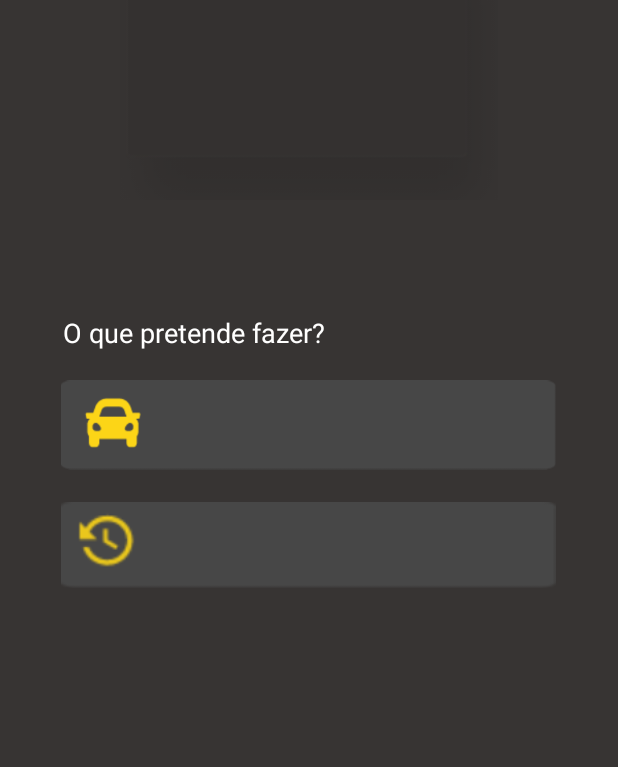
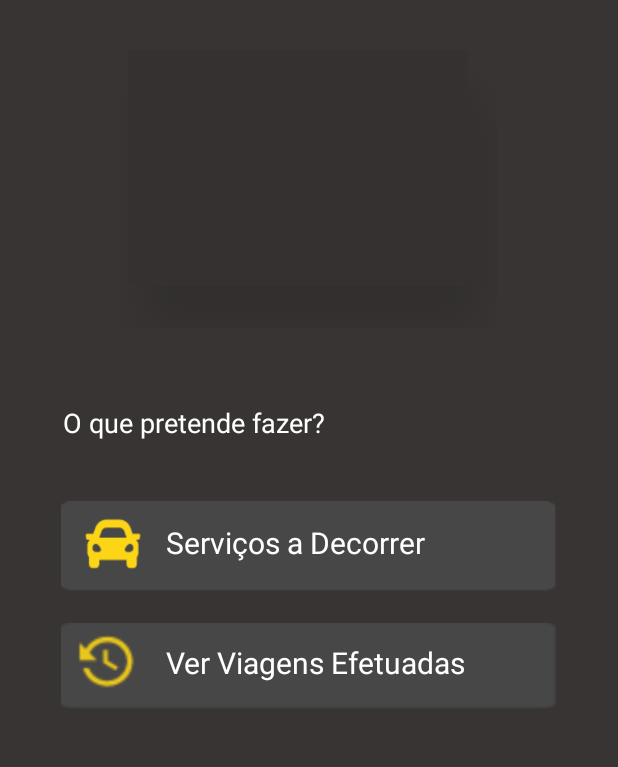
Before and after one commit to Estimaj/Android_APP, an Android app: the perfil_motorista screen opened directly, with no data from a screen before it, after a tap on "Home", on a phone screen of 412 x 824 dp, the part 84-851 px from its top. Run offline under Robolectric (Android 15) with nearby library versions, the phone set to English and light mode, and no system bars; 1 statement that could not run was skipped; 2 other taps on this screen came first.

Commit message:
Mudanças no motorista

```diff
--- a/app/src/main/java/com/example/pint_android_v3/menus/menu_motorista.java
+++ b/app/src/main/java/com/example/pint_android_v3/menus/menu_motorista.java
@@ -3,6 +3,7 @@ package com.example.pint_android_v3.menus;
 import android.content.Intent;
 import android.os.Bundle;
 import android.util.Log;
+import android.view.View;
 import android.widget.ImageView;
 import android.widget.TextView;
 import android.widget.Toast;
@@ -12,6 +13,7 @@ import com.example.pint_android_v3.DataBase.Get_user;
 import com.example.pint_android_v3.DataBase.Model;
 import com.example.pint_android_v3.R;
 import com.example.pint_android_v3.barra_lateral.barra_lateral_condutor;
+import com.example.pint_android_v3.servico_a_decorrer;
 
 import retrofit2.Call;
 import retrofit2.Callback;
@@ -29,6 +31,7 @@ public class menu_motorista extends barra_lateral_condutor {
     TextView Localidade;
     ImageView btn_Perfil;
     ImageView btn_Efetuadas;
+    ImageView btn_Servicos;
 
 
     @Override
@@ -40,6 +43,8 @@ public class menu_motorista extends barra_lateral_condutor {
         Localidade =  findViewById(R.id.activity_menu_motorista_user_localidade);
         btn_Perfil =  findViewById(R.id.activity_menu_motorista_user_Inner);
         btn_Efetuadas =  findViewById(R.id.activity_menu_motorista_btn_Viagens_Efetuadas);
+        btn_Servicos = findViewById(R.id.activity_menu_motorista_btn_Servicos);
+
 
         Intent X = getIntent();
         Bundle b = X.getExtras();
@@ -55,6 +60,21 @@ public class menu_motorista extends barra_lateral_condutor {
         }
 
         Bar_Settings(user_id);
+
+        btn_Servicos.setOnClickListener(new View.OnClickListener() {
+            @Override
+            public void onClick(View v) {
+                Clicar_Servicos();
+            }
+        });
+
+    }
+
+    public void Clicar_Servicos()
+    {
+        Intent servico = new Intent(menu_motorista.this, servico_a_decorrer.class);
+        servico.putExtra("user_id", user_id);
+        startActivity(servico);
     }
 
     public void Get_user_id_information(int id){
--- a/app/src/main/res/layout/activity_menu_motorista.xml
+++ b/app/src/main/res/layout/activity_menu_motorista.xml
@@ -8,10 +8,10 @@
 
 
     <ImageView
-        android:id="@+id/activity_menu_motorista_btn_Marcar_Viagem"
+        android:id="@+id/activity_menu_motorista_btn_Servicos"
         android:layout_width="330dp"
         android:layout_height="80dp"
-        android:layout_marginTop="9dp"
+        android:layout_marginTop="30dp"
         app:layout_constraintEnd_toEndOf="parent"
         app:layout_constraintHorizontal_bias="0.493"
         app:layout_constraintStart_toStartOf="parent"
@@ -23,7 +23,7 @@
         android:layout_width="wrap_content"
         android:layout_height="wrap_content"
         android:layout_marginStart="43dp"
-        android:layout_marginTop="20dp"
+        android:layout_marginTop="80dp"
         android:layout_marginEnd="197dp"
         android:text="@string/o_que_pretende_fazer"
         android:textColor="#FFFFFF"
@@ -39,34 +39,32 @@
         app:layout_constraintEnd_toEndOf="parent"
         app:layout_constraintHorizontal_bias="0.493"
         app:layout_constraintStart_toStartOf="parent"
-        app:layout_constraintTop_toBottomOf="@+id/activity_menu_motorista_btn_Marcar_Viagem"
+        app:layout_constraintTop_toBottomOf="@+id/activity_menu_motorista_btn_Servicos"
         app:srcCompat="@drawable/clock" />
 
     <TextView
-        android:id="@+id/activity_menu_motorista_txt_Marcar_Viagem"
+        android:id="@+id/activity_menu_motorista_txt_Servicos"
         android:layout_width="wrap_content"
         android:layout_height="wrap_content"
-        android:layout_marginTop="32dp"
-        android:text="@string/marcar_viagem"
+        android:layout_marginStart="70dp"
+        android:layout_marginTop="24dp"
+        android:text="Serviços a Decorrer"
         android:textColor="#FFFFFF"
-        android:textSize="22sp"
-        app:layout_constraintEnd_toStartOf="@id/activity_menu_motorista_btn_Marcar_Viagem"
-        app:layout_constraintHorizontal_bias="0.504"
-        app:layout_constraintStart_toEndOf="@id/activity_menu_motorista_btn_Marcar_Viagem"
-        app:layout_constraintTop_toBottomOf="@id/activity_menu_motorista_O_que_pretende" />
+        android:textSize="20sp"
+        app:layout_constraintStart_toStartOf="@+id/activity_menu_motorista_btn_Servicos"
+        app:layout_constraintTop_toTopOf="@+id/activity_menu_motorista_btn_Servicos" />
 
     <TextView
         android:id="@+id/activity_menu_motorista_txt_Viagens_Efetuadas"
         android:layout_width="wrap_content"
         android:layout_height="wrap_content"
-        android:layout_marginTop="26dp"
+        android:layout_marginStart="70dp"
+        android:layout_marginTop="24dp"
         android:text="@string/ver_viagens_efetuadas"
         android:textColor="#FFFFFF"
-        android:textSize="22sp"
-        app:layout_constraintEnd_toStartOf="@id/activity_menu_motorista_btn_Viagens_Efetuadas"
-        app:layout_constraintHorizontal_bias="0.455"
-        app:layout_constraintStart_toEndOf="@id/activity_menu_motorista_btn_Viagens_Efetuadas"
-        app:layout_constraintTop_toBottomOf="@+id/activity_menu_motorista_btn_Marcar_Viagem" />
+        android:textSize="20sp"
+        app:layout_constraintStart_toStartOf="@+id/activity_menu_motorista_btn_Viagens_Efetuadas"
+        app:layout_constraintTop_toTopOf="@+id/activity_menu_motorista_btn_Viagens_Efetuadas" />
 
     <ImageView
         android:id="@+id/activity_menu_motorista_user_outer"
@@ -75,7 +73,7 @@
         android:layout_marginTop="85dp"
         app:layout_constraintEnd_toEndOf="parent"
         app:layout_constraintStart_toStartOf="parent"
-        app:layout_constraintTop_toTopOf="@+id/include2"
+        app:layout_constraintTop_toTopOf="parent"
         app:srcCompat="@drawable/caixa_blck" />
 
     <ImageView
--- a/app/src/main/res/layout/activity_sevico_a_decorrer.xml
+++ b/app/src/main/res/layout/activity_sevico_a_decorrer.xml
@@ -4,7 +4,7 @@
     xmlns:tools="http://schemas.android.com/tools"
     android:layout_width="match_parent"
     android:layout_height="match_parent"
-    tools:context=".sevico_a_decorrer">
+    tools:context=".servico_a_decorrer">
 
     <!--black bg with a single text-->
     <ImageView
```
Also changed, not shown: app/src/main/AndroidManifest.xml (+5 -2 lines), app/src/main/java/com/example/pint_android_v3/barra_lateral/barra_lateral_condutor.java (+11 -17 lines), app/src/main/java/com/example/pint_android_v3/servico_a_decorrer.java (added, +31 -0 lines), app/src/main/java/com/example/pint_android_v3/sevico_a_decorrer.java (deleted, +0 -14 lines).
